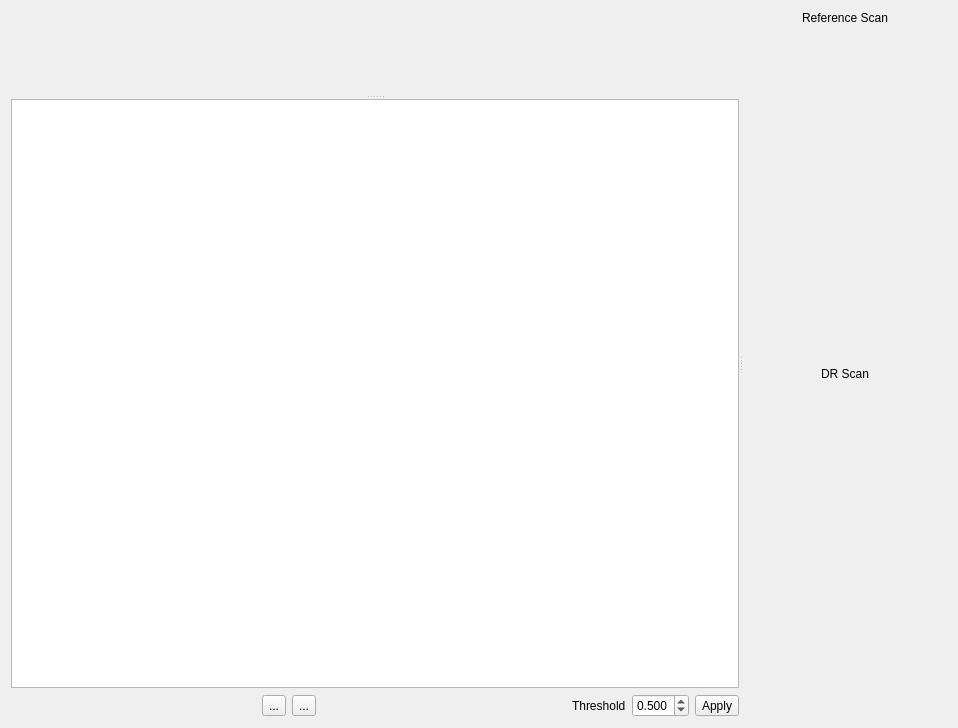
The window that amdorwidget.ui (kncrabtree/qtftm) describes before a commit, drawn with Qt 5.
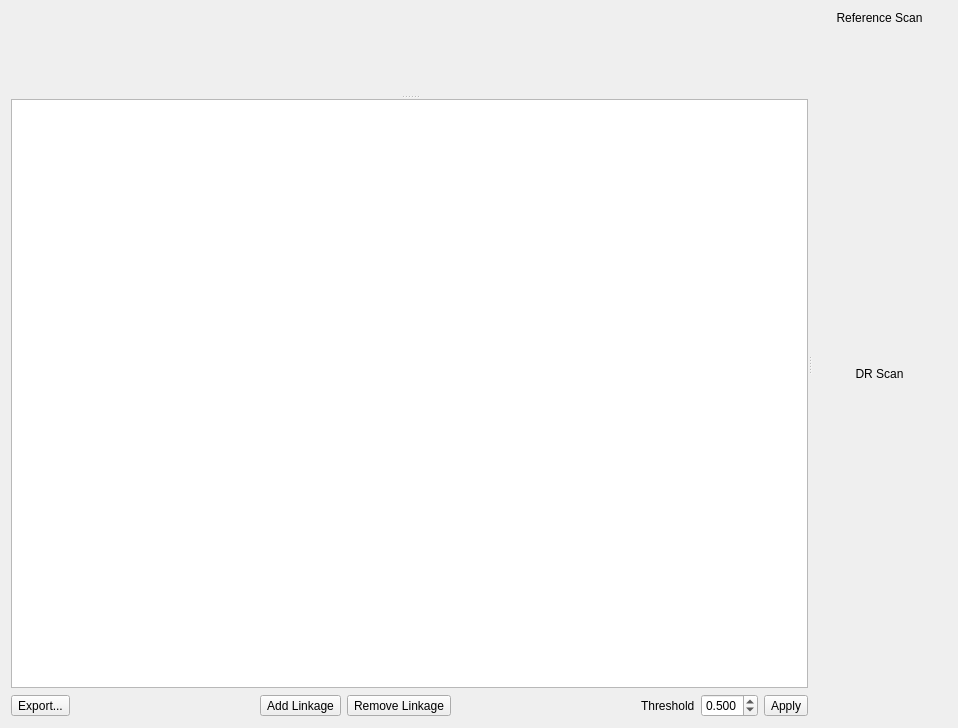
The same window after the commit. Icons and pictures are not drawn. Custom widgets are drawn as their Qt base class.

Patch:
```diff
--- a/amdorwidget.ui
+++ b/amdorwidget.ui
@@ -28,6 +28,11 @@
        <layout class="QVBoxLayout" name="verticalLayout_3">
         <item>
          <widget class="QTableView" name="amdorDataTable">
+          <property name="font">
+           <font>
+            <pointsize>9</pointsize>
+           </font>
+          </property>
           <property name="editTriggers">
            <set>QAbstractItemView::NoEditTriggers</set>
           </property>
@@ -50,18 +55,44 @@
            <bool>false</bool>
           </property>
           <attribute name="horizontalHeaderVisible">
+           <bool>true</bool>
+          </attribute>
+          <attribute name="horizontalHeaderCascadingSectionResizes">
+           <bool>true</bool>
+          </attribute>
+          <attribute name="horizontalHeaderHighlightSections">
            <bool>false</bool>
           </attribute>
           <attribute name="verticalHeaderVisible">
            <bool>false</bool>
           </attribute>
           <attribute name="verticalHeaderShowSortIndicator" stdset="0">
-           <bool>true</bool>
+           <bool>false</bool>
           </attribute>
          </widget>
         </item>
         <item>
          <layout class="QHBoxLayout" name="horizontalLayout_2">
+          <item>
+           <widget class="QToolButton" name="exportButton">
+            <property name="text">
+             <string>Export...</string>
+            </property>
+            <property name="icon">
+             <iconset resource="icons.qrc">
+              <normaloff>:/icons/export.png</normaloff>:/icons/export.png</iconset>
+            </property>
+            <property name="iconSize">
+             <size>
+              <width>20</width>
+              <height>20</height>
+             </size>
+            </property>
+            <property name="toolButtonStyle">
+             <enum>Qt::ToolButtonTextBesideIcon</enum>
+            </property>
+           </widget>
+          </item>
           <item>
            <spacer name="horizontalSpacer">
             <property name="orientation">
@@ -78,7 +109,7 @@
           <item>
            <widget class="QToolButton" name="addLinkButton">
             <property name="text">
-             <string>...</string>
+             <string>Add Linkage</string>
             </property>
             <property name="icon">
              <iconset resource="icons.qrc">
@@ -86,16 +117,19 @@
             </property>
             <property name="iconSize">
              <size>
-              <width>24</width>
-              <height>24</height>
+              <width>20</width>
+              <height>20</height>
              </size>
             </property>
+            <property name="toolButtonStyle">
+             <enum>Qt::ToolButtonTextBesideIcon</enum>
+            </property>
            </widget>
           </item>
           <item>
            <widget class="QToolButton" name="removeLinkButton">
             <property name="text">
-             <string>...</string>
+             <string>Remove Linkage</string>
             </property>
             <property name="icon">
              <iconset resource="icons.qrc">
@@ -103,10 +137,13 @@
             </property>
             <property name="iconSize">
              <size>
-              <width>24</width>
-              <height>24</height>
+              <width>20</width>
+              <height>20</height>
              </size>
             </property>
+            <property name="toolButtonStyle">
+             <enum>Qt::ToolButtonTextBesideIcon</enum>
+            </property>
            </widget>
           </item>
           <item>
@@ -159,8 +196,8 @@
             </property>
             <property name="iconSize">
              <size>
-              <width>24</width>
-              <height>24</height>
+              <width>20</width>
+              <height>20</height>
              </size>
             </property>
             <property name="toolButtonStyle">
```
